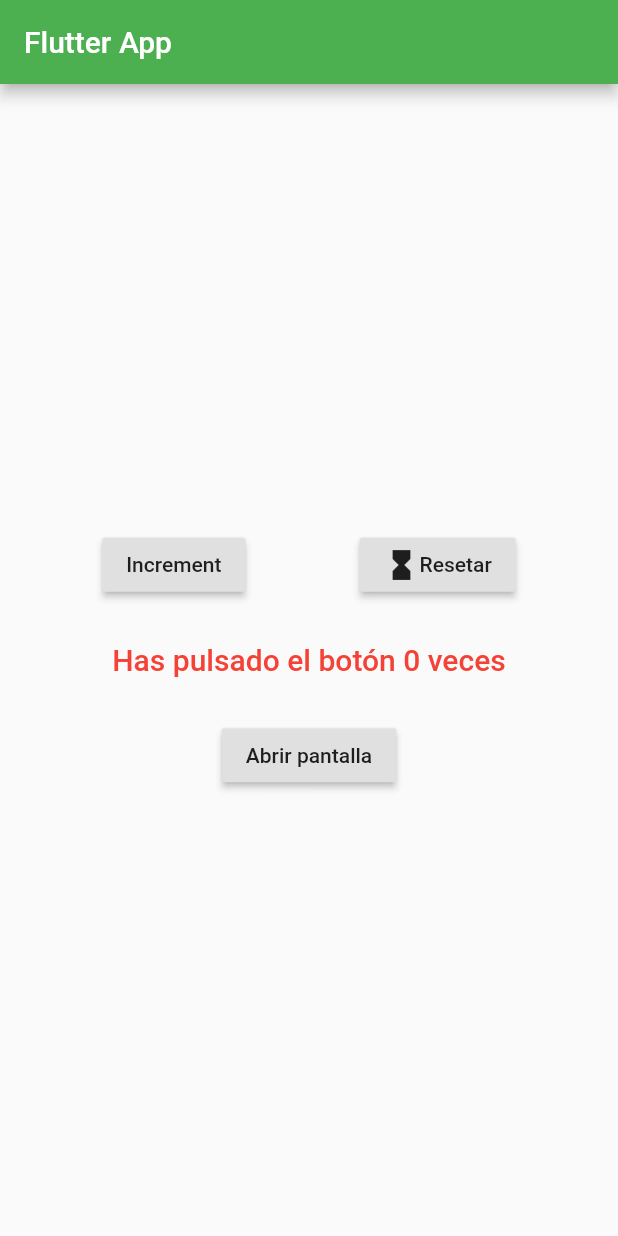
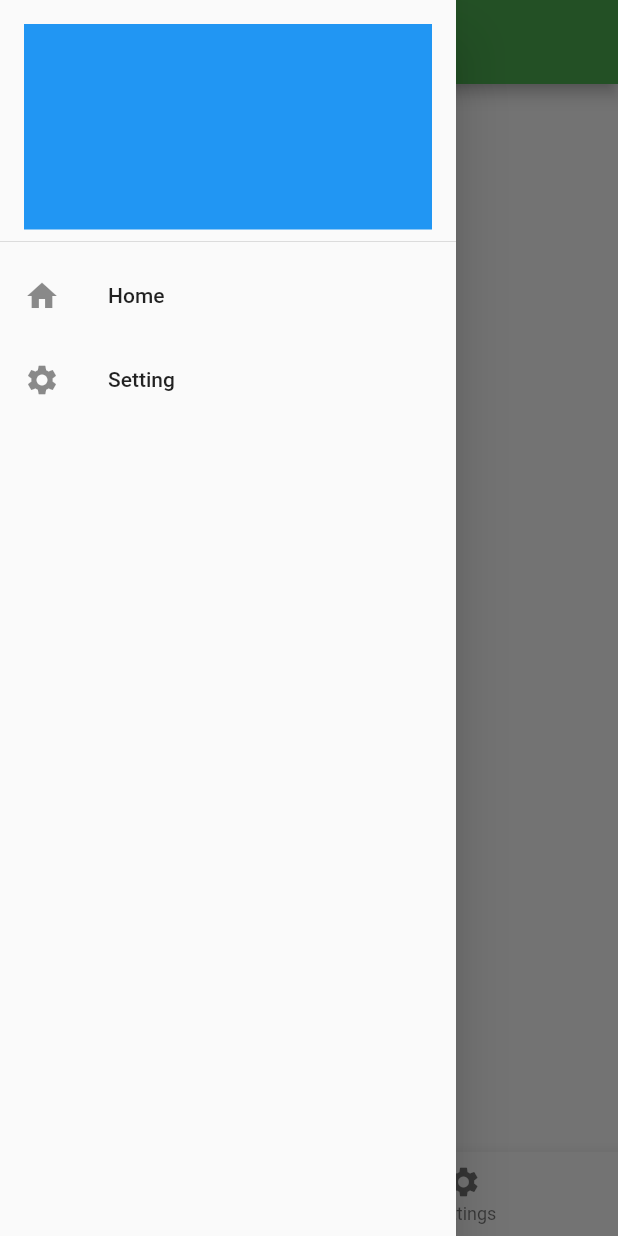
Before and after one commit to ricamgar/flutter_project, a Flutter app: the screen it shows after launch, with the side drawer open (before the commit the screen has no drawer), on a phone screen of 412 x 824 dp. Run offline on Flutter 3.47's test engine with Material 2 defaults, Android fonts, the phone set to English and light mode, and no system bars; our stand-ins replace cloud_firestore; accounts and stored records are empty.

Commit message:
firebase done

```diff
--- a/lib/MyHomePage.dart
+++ b/lib/MyHomePage.dart
@@ -1,5 +1,6 @@
 import 'package:flutter/material.dart';
-import 'package:flutter_project/SecondScreen.dart';
+import 'package:flutter_project/homescreen/HomeScreen.dart';
+import 'package:flutter_project/SettingsScreen.dart';
 
 class MyHomePage extends StatefulWidget {
   MyHomePage({Key key, this.title}) : super(key: key);
@@ -21,6 +22,11 @@ class MyHomePage extends StatefulWidget {
 
 class _MyHomePageState extends State<MyHomePage> {
   int _counter = 0;
+  HomeScreen _homeScreen = HomeScreen();
+  SettingsScreen _settingsScreen = SettingsScreen(1);
+
+  Widget _currentScreen;
+  int _currentScreenIndex = 0;
 
   void _incrementCounter() {
     setState(() {
@@ -31,6 +37,21 @@ class _MyHomePageState extends State<MyHomePage> {
       // called again, and so nothing would appear to happen.
       _counter++;
     });
+  }
+
+  _getCurrentScreen() {
+    switch (_currentScreenIndex) {
+      case 0:
+        return _homeScreen;
+      case 1:
+        return _settingsScreen;
+    }
+  }
+
+  @override
+  void initState() {
+    super.initState();
+    _currentScreen = _homeScreen;
   }
 
   @override
@@ -47,56 +68,55 @@ class _MyHomePageState extends State<MyHomePage> {
         // the App.build method, and use it to set our appbar title.
         title: Text(widget.title),
       ),
-      body: Center(
-        child: Column(
-          mainAxisAlignment: MainAxisAlignment.center,
+      drawer: Drawer(
+        child: ListView(
           children: <Widget>[
-            Row(
-              mainAxisAlignment: MainAxisAlignment.spaceEvenly,
-              children: <Widget>[
-                RaisedButton(
-                  child: Text("Increment"),
-                  onPressed: _incrementCounter,
-                ),
-                Padding(
-                  padding: const EdgeInsets.only(left: 8.0),
-                  child: RaisedButton(
-                    child: Row(
-                      children: <Widget>[
-                        Icon(Icons.hourglass_full),
-                        Text("Resetar"),
-                      ],
-                    ),
-                    onPressed: () {
-                      setState(() {
-                        _counter = 0;
-                      });
-                    },
-                  ),
-                ),
-              ],
+            DrawerHeader(
+                child: Container(
+              color: Colors.blue,
+            )),
+            ListTile(
+              leading: Icon(Icons.home),
+              title: Text('Home'),
+              onTap: () {
+                setState(() {
+                  _currentScreen = _homeScreen;
+                });
+                Navigator.of(context).pop();
+              },
             ),
-            Padding(
-              padding: const EdgeInsets.all(28.0),
-              child: Text(
-                "Has pulsado el botón $_counter veces",
-                style: Theme.of(context)
-                    .textTheme
-                    .title
-                    .copyWith(color: Colors.red),
-              ),
+            ListTile(
+              leading: Icon(Icons.settings),
+              title: Text('Setting'),
+              onTap: () {
+                setState(() {
+                  _currentScreen = _settingsScreen;
+                });
+                Navigator.pop(context);
+              },
             ),
-            RaisedButton(
-              child: Text("Abrir pantalla"),
-              onPressed: () {
-                Navigator.of(context).push(MaterialPageRoute(builder: (c) {
-                  return SecondScreen();
-                }));
-              },
-            )
           ],
         ),
-      ), // This trailing comma makes auto-formatting nicer for build methods.
+      ),
+      bottomNavigationBar: BottomNavigationBar(
+        items: [
+          BottomNavigationBarItem(
+            icon: Icon(Icons.home),
+            title: Text('Home')
+          ),
+          BottomNavigationBarItem(
+              icon: Icon(Icons.settings),
+              title: Text('Settings')
+          ),
+        ],
+        currentIndex: _currentScreenIndex,
+        onTap: (index) {
+          setState(() {
+            _currentScreenIndex = index;
+          });
+        },
+      ),
+      body: _getCurrentScreen(),
     );
   }
 }
--- /dev/null
+++ b/lib/homescreen/HomePresenter.dart
@@ -0,0 +1,22 @@
+import 'package:cloud_firestore/cloud_firestore.dart';
+import 'package:flutter_project/homescreen/HomeView.dart';
+
+class HomePresenter {
+  HomeView _view;
+
+  HomePresenter(this._view);
+
+  init() async {
+    QuerySnapshot snapshot =
+        await Firestore.instance.collection('movies').getDocuments();
+    List<String> movies = snapshot.documents.map((document) {
+      print("Movie: ${document['title']}");
+      return document['title'].toString();
+    }).toList();
+    _view.showMovies(movies);
+  }
+
+  elementClicked(int position) {
+    _view.openSettingsScreen(position);
+  }
+}
--- /dev/null
+++ b/lib/homescreen/HomeScreen.dart
@@ -0,0 +1,58 @@
+import 'package:flutter/material.dart';
+import 'package:flutter_project/SettingsScreen.dart';
+import 'package:flutter_project/homescreen/HomePresenter.dart';
+import 'package:flutter_project/homescreen/HomeView.dart';
+
+class HomeScreen extends StatefulWidget {
+  @override
+  _HomeScreenState createState() => _HomeScreenState();
+}
+
+class _HomeScreenState extends State<HomeScreen> implements HomeView {
+  HomePresenter _homePresenter;
+  List<String> _movies = [];
+
+  _HomeScreenState() {
+    _homePresenter = HomePresenter(this);
+  }
+
+  @override
+  void initState() {
+    super.initState();
+    _homePresenter.init();
+  }
+
+  @override
+  showMovies(List<String> movies) {
+    setState(() {
+      this._movies = movies;
+    });
+  }
+
+  @override
+  openSettingsScreen(int position) {
+    Navigator.push(context, MaterialPageRoute(builder: (c) {
+      return SettingsScreen(position);
+    }));
+  }
+
+  @override
+  Widget build(BuildContext context) {
+    return Scaffold(
+      body: ListView.builder(
+        itemBuilder: (context, position) {
+          return ListTile(
+            leading: Icon(Icons.account_circle),
+            title: Text(_movies[position]),
+            subtitle: Text("Subtitle $position"),
+            onTap: () {
+              _homePresenter.elementClicked(position);
+            },
+          );
+        },
+        itemCount: _movies.length,
+        reverse: false,
+      ),
+    );
+  }
+}
--- /dev/null
+++ b/lib/homescreen/HomeView.dart
@@ -0,0 +1,5 @@
+abstract class HomeView {
+  openSettingsScreen(int position);
+
+  showMovies(List<String> movies);
+}
--- a/lib/main.dart
+++ b/lib/main.dart
@@ -1,6 +1,6 @@
 import 'package:flutter/material.dart';
 import 'package:flutter_project/MyHomePage.dart';
-import 'package:flutter_project/SecondScreen.dart';
+import 'package:flutter_project/homescreen/HomeScreen.dart';
 
 void main() => runApp(MyApp());
 
```
Also changed, not shown: lib/SecondScreen.dart (deleted, +0 -32 lines), lib/SettingsScreen.dart (renamed from lib/GridScreen.dart, +5 -5 lines), pubspec.yaml (+5 -3 lines), 6 other files.
